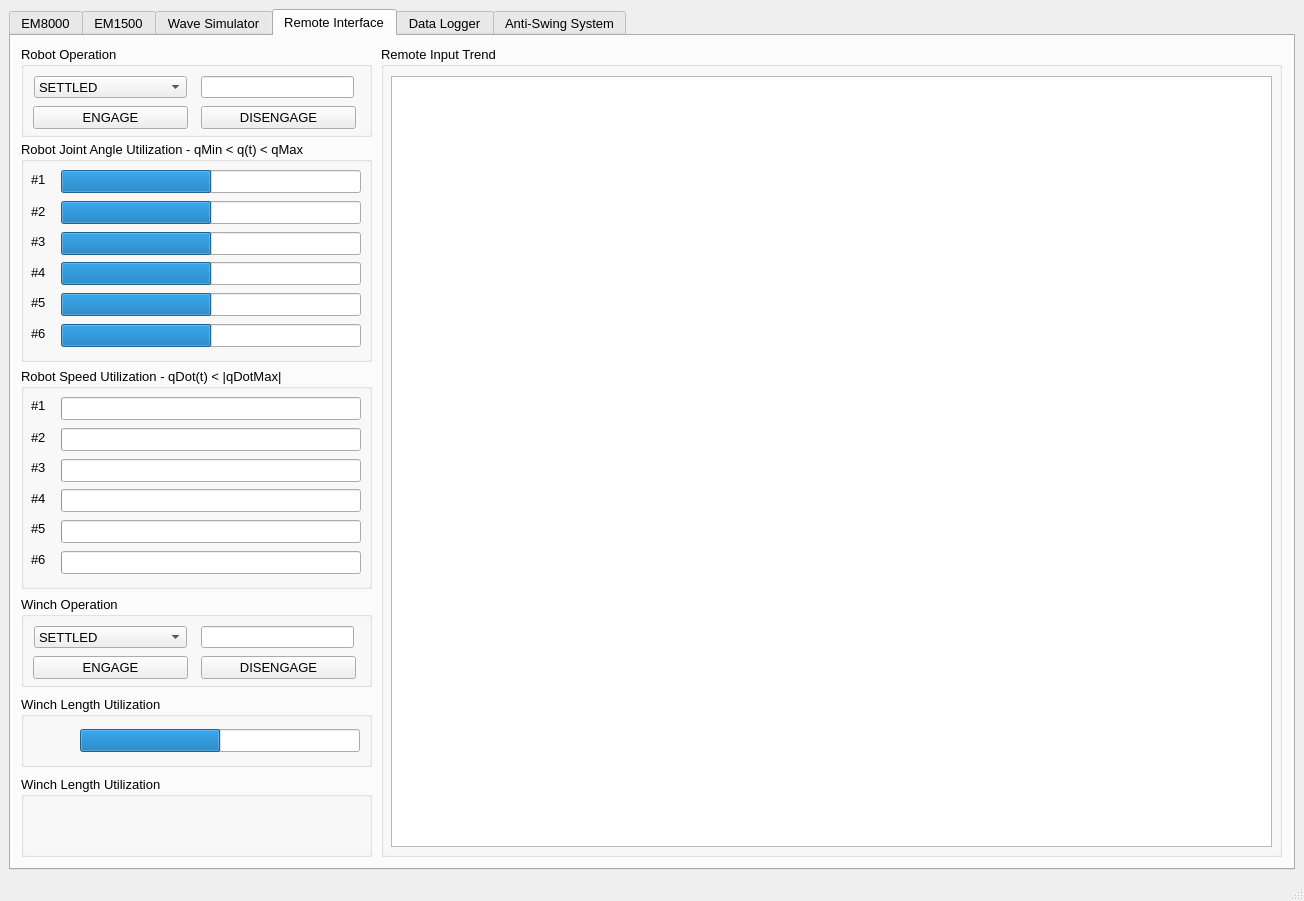
Old version of the form hmi/src/MainWindow.ui in the repository sondretordal/motion-lab.
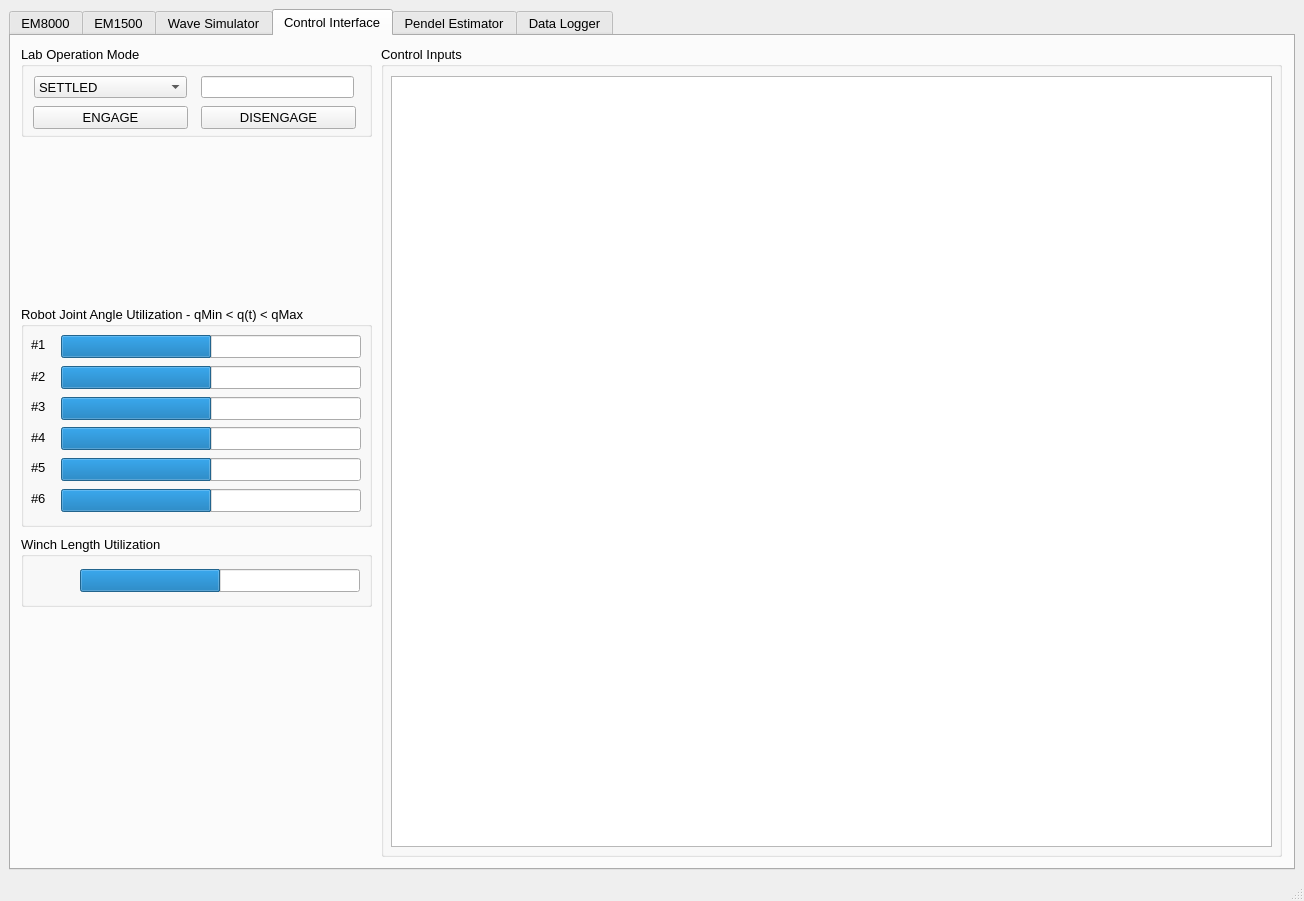
New version of the form. Custom widgets are drawn as their Qt base class.

Commit message: Before upgrading winch interface

```diff
--- a/hmi/src/MainWindow.ui
+++ b/hmi/src/MainWindow.ui
@@ -2575,7 +2575,7 @@
       </widget>
       <widget class="QWidget" name="tab_interface">
        <attribute name="title">
-        <string>Remote Interface</string>
+        <string>Control Interface</string>
        </attribute>
        <widget class="QGroupBox" name="groupBox_38">
         <property name="geometry">
@@ -2587,7 +2587,7 @@
          </rect>
         </property>
         <property name="title">
-         <string>Remote Input Trend</string>
+         <string>Control Inputs</string>
         </property>
         <widget class="GraphicsLayoutWidget" name="comau_plot">
          <property name="geometry">
@@ -2610,7 +2610,7 @@
          </rect>
         </property>
         <property name="title">
-         <string>Robot Operation</string>
+         <string>Lab Operation Mode</string>
         </property>
         <widget class="QComboBox" name="comau_eModeCmd">
          <property name="geometry">
@@ -2631,6 +2631,11 @@
            <string>REMOTE</string>
           </property>
          </item>
+         <item>
+          <property name="text">
+           <string>MOTION_COMP</string>
+          </property>
+         </item>
         </widget>
         <widget class="QPushButton" name="comau_engage">
          <property name="geometry">
@@ -2672,98 +2677,11 @@
          </property>
         </widget>
        </widget>
-       <widget class="QGroupBox" name="groupBox_16">
-        <property name="geometry">
-         <rect>
-          <x>10</x>
-          <y>560</y>
-          <width>351</width>
-          <height>91</height>
-         </rect>
-        </property>
-        <property name="title">
-         <string>Winch Operation</string>
-        </property>
-        <widget class="QComboBox" name="winch_eModeCmd">
-         <property name="geometry">
-          <rect>
-           <x>13</x>
-           <y>30</y>
-           <width>153</width>
-           <height>22</height>
-          </rect>
-         </property>
-         <item>
-          <property name="text">
-           <string>SETTLED</string>
-          </property>
-         </item>
-         <item>
-          <property name="text">
-           <string>NEUTRAL</string>
-          </property>
-         </item>
-         <item>
-          <property name="text">
-           <string>SIMULATION</string>
-          </property>
-         </item>
-         <item>
-          <property name="text">
-           <string>GENERATOR</string>
-          </property>
-         </item>
-         <item>
-          <property name="text">
-           <string>FILE</string>
-          </property>
-         </item>
-        </widget>
-        <widget class="QPushButton" name="winch_engage">
-         <property name="geometry">
-          <rect>
-           <x>12</x>
-           <y>60</y>
-           <width>155</width>
-           <height>23</height>
-          </rect>
-         </property>
-         <property name="text">
-          <string>ENGAGE</string>
-         </property>
-        </widget>
-        <widget class="QPushButton" name="winch_disengage">
-         <property name="geometry">
-          <rect>
-           <x>180</x>
-           <y>60</y>
-           <width>155</width>
-           <height>23</height>
-          </rect>
-         </property>
-         <property name="text">
-          <string>DISENGAGE</string>
-         </property>
-        </widget>
-        <widget class="QLineEdit" name="winch_eMode">
-         <property name="geometry">
-          <rect>
-           <x>180</x>
-           <y>30</y>
-           <width>153</width>
-           <height>22</height>
-          </rect>
-         </property>
-         <property name="readOnly">
-          <bool>true</bool>
-         </property>
-        </widget>
-       </widget>
        <widget class="QGroupBox" name="groupBox_20">
         <property name="geometry">
          <rect>
           <x>10</x>
-          <y>105</y>
+          <y>270</y>
           <width>351</width>
           <height>221</height>
          </rect>
@@ -2797,10 +2715,10 @@
           <enum>Qt::LeftToRight</enum>
          </property>
          <property name="minimum">
-          <number>-100</number>
+          <number>0</number>
          </property>
          <property name="value">
-          <number>0</number>
+          <number>50</number>
          </property>
          <property name="textVisible">
           <bool>false</bool>
@@ -2819,10 +2737,10 @@
           <enum>Qt::LeftToRight</enum>
          </property>
          <property name="minimum">
-          <number>-100</number>
+          <number>0</number>
          </property>
          <property name="value">
-          <number>0</number>
+          <number>50</number>
          </property>
          <property name="textVisible">
           <bool>false</bool>
@@ -2841,10 +2759,10 @@
           <enum>Qt::LeftToRight</enum>
          </property>
          <property name="minimum">
-          <number>-100</number>
+          <number>0</number>
          </property>
          <property name="value">
-          <number>0</number>
+          <number>50</number>
          </property>
          <property name="textVisible">
           <bool>false</bool>
@@ -2863,10 +2781,10 @@
           <enum>Qt::LeftToRight</enum>
          </property>
          <property name="minimum">
-          <number>-100</number>
+          <number>0</number>
          </property>
          <property name="value">
-          <number>0</number>
+          <number>50</number>
          </property>
          <property name="textVisible">
           <bool>false</bool>
@@ -2885,10 +2803,10 @@
           <enum>Qt::LeftToRight</enum>
          </property>
          <property name="minimum">
-          <number>-100</number>
+          <number>0</number>
          </property>
          <property name="value">
-          <number>0</number>
+          <number>50</number>
          </property>
          <property name="textVisible">
           <bool>false</bool>
@@ -2907,10 +2825,10 @@
           <enum>Qt::LeftToRight</enum>
          </property>
          <property name="minimum">
-          <number>-100</number>
+          <number>0</number>
          </property>
          <property name="value">
-          <number>0</number>
+          <number>50</number>
          </property>
          <property name="textVisible">
           <bool>false</bool>
@@ -2995,216 +2913,11 @@
          </property>
         </widget>
        </widget>
-       <widget class="QGroupBox" name="groupBox_22">
-        <property name="geometry">
-         <rect>
-          <x>10</x>
-          <y>332</y>
-          <width>351</width>
-          <height>221</height>
-         </rect>
-        </property>
-        <property name="title">
-         <string>Robot Speed Utilization - qDot(t) &lt; |qDotMax|</string>
-        </property>
-        <widget class="QProgressBar" name="comau_q_t_2">
-         <property name="geometry">
-          <rect>
-           <x>40</x>
-           <y>91</y>
-           <width>300</width>
-           <height>23</height>
-          </rect>
-         </property>
-         <property name="layoutDirection">
-          <enum>Qt::LeftToRight</enum>
-         </property>
-         <property name="value">
-          <number>0</number>
-         </property>
-         <property name="textVisible">
-          <bool>false</bool>
-         </property>
-        </widget>
-        <widget class="QProgressBar" name="comau_q_t_4">
-         <property name="geometry">
-          <rect>
-           <x>40</x>
-           <y>152</y>
-           <width>300</width>
-           <height>23</height>
-          </rect>
-         </property>
-         <property name="layoutDirection">
-          <enum>Qt::LeftToRight</enum>
-         </property>
-         <property name="value">
-          <number>0</number>
-         </property>
-         <property name="textVisible">
-          <bool>false</bool>
-         </property>
-        </widget>
-        <widget class="QProgressBar" name="comau_q_t_5">
-         <property name="geometry">
-          <rect>
-           <x>40</x>
-           <y>183</y>
-           <width>300</width>
-           <height>23</height>
-          </rect>
-         </property>
-         <property name="layoutDirection">
-          <enum>Qt::LeftToRight</enum>
-         </property>
-         <property name="value">
-          <number>0</number>
-         </property>
-         <property name="textVisible">
-          <bool>false</bool>
-         </property>
-        </widget>
-        <widget class="QProgressBar" name="comau_q_t_3">
-         <property name="geometry">
-          <rect>
-           <x>40</x>
-           <y>121</y>
-           <width>300</width>
-           <height>23</height>
-          </rect>
-         </property>
-         <property name="layoutDirection">
-          <enum>Qt::LeftToRight</enum>
-         </property>
-         <property name="value">
-          <number>0</number>
-         </property>
-         <property name="textVisible">
-          <bool>false</bool>
-         </property>
-        </widget>
-        <widget class="QProgressBar" name="comau_q_t_1">
-         <property name="geometry">
-          <rect>
-           <x>40</x>
-           <y>60</y>
-           <width>300</width>
-           <height>23</height>
-          </rect>
-         </property>
-         <property name="layoutDirection">
-          <enum>Qt::LeftToRight</enum>
-         </property>
-         <property name="value">
-          <number>0</number>
-         </property>
-         <property name="textVisible">
-          <bool>false</bool>
-         </property>
-        </widget>
-        <widget class="QProgressBar" name="comau_q_t_0">
-         <property name="geometry">
-          <rect>
-           <x>40</x>
-           <y>29</y>
-           <width>300</width>
-           <height>23</height>
-          </rect>
-         </property>
-         <property name="layoutDirection">
-          <enum>Qt::LeftToRight</enum>
-         </property>
-         <property name="value">
-          <number>0</number>
-         </property>
-         <property name="textVisible">
-          <bool>false</bool>
-         </property>
-        </widget>
-        <widget class="QLabel" name="label_25">
-         <property name="geometry">
-          <rect>
-           <x>10</x>
-           <y>124</y>
-           <width>47</width>
-           <height>13</height>
-          </rect>
-         </property>
-         <property name="text">
-          <string>#4</string>
-         </property>
-        </widget>
-        <widget class="QLabel" name="label_26">
-         <property name="geometry">
-          <rect>
-           <x>10</x>
-           <y>154</y>
-           <width>47</width>
-           <height>13</height>
-          </rect>
-         </property>
-         <property name="text">
-          <string>#5</string>
-         </property>
-        </widget>
-        <widget class="QLabel" name="label_27">
-         <property name="geometry">
-          <rect>
-           <x>10</x>
-           <y>63</y>
-           <width>47</width>
-           <height>13</height>
-          </rect>
-         </property>
-         <property name="text">
-          <string>#2</string>
-         </property>
-        </widget>
-        <widget class="QLabel" name="label_28">
-         <property name="geometry">
-          <rect>
-           <x>10</x>
-           <y>185</y>
-           <width>47</width>
-           <height>13</height>
-          </rect>
-         </property>
-         <property name="text">
-          <string>#6</string>
-         </property>
-        </widget>
-        <widget class="QLabel" name="label_29">
-         <property name="geometry">
-          <rect>
-           <x>10</x>
-           <y>31</y>
-           <width>47</width>
-           <height>13</height>
-          </rect>
-         </property>
-         <property name="text">
-          <string>#1</string>
-         </property>
-        </widget>
-        <widget class="QLabel" name="label_30">
-         <property name="geometry">
-          <rect>
-           <x>10</x>
-           <y>93</y>
-           <width>47</width>
-           <height>13</height>
-          </rect>
-         </property>
-         <property name="text">
-          <string>#3</string>
-         </property>
-        </widget>
-       </widget>
        <widget class="QGroupBox" name="groupBox_42">
         <property name="geometry">
          <rect>
           <x>10</x>
-          <y>660</y>
+          <y>500</y>
           <width>351</width>
           <height>71</height>
          </rect>
@@ -3225,61 +2938,20 @@
           <enum>Qt::LeftToRight</enum>
          </property>
          <property name="minimum">
-          <number>-100</number>
-         </property>
-         <property name="value">
           <number>0</number>
          </property>
+         <property name="value">
+          <number>50</number>
+         </property>
          <property name="textVisible">
           <bool>false</bool>
-         </property>
-        </widget>
-       </widget>
-       <widget class="QGroupBox" name="groupBox_43">
-        <property name="geometry">
-         <rect>
-          <x>10</x>
-          <y>740</y>
-          <width>351</width>
-          <height>81</height>
-         </rect>
-        </property>
-        <property name="title">
-         <string>Winch Length Utilization</string>
-        </property>
-       </widget>
-      </widget>
-      <widget class="QWidget" name="tab_9">
-       <attribute name="title">
-        <string>Data Logger</string>
-       </attribute>
-       <widget class="QGroupBox" name="groupBox_41">
-        <property name="geometry">
-         <rect>
-          <x>370</x>
-          <y>10</y>
-          <width>901</width>
-          <height>811</height>
-         </rect>
-        </property>
-        <property name="title">
-         <string>Signal Inspector</string>
-        </property>
-        <widget class="GraphicsLayoutWidget" name="waveSpectrum_plot_2">
-         <property name="geometry">
-          <rect>
-           <x>10</x>
-           <y>30</y>
-           <width>881</width>
-           <height>771</height>
-          </rect>
          </property>
         </widget>
        </widget>
       </widget>
       <widget class="QWidget" name="tab_4">
        <attribute name="title">
-        <string>Anti-Swing System</string>
+        <string>Pendel Estimator</string>
        </attribute>
        <widget class="QLabel" name="label_34">
         <property name="geometry">
@@ -3769,6 +3441,34 @@
         </widget>
        </widget>
       </widget>
+      <widget class="QWidget" name="tab_9">
+       <attribute name="title">
+        <string>Data Logger</string>
+       </attribute>
+       <widget class="QGroupBox" name="groupBox_41">
+        <property name="geometry">
+         <rect>
+          <x>370</x>
+          <y>10</y>
+          <width>901</width>
+          <height>811</height>
+         </rect>
+        </property>
+        <property name="title">
+         <string>Signal Inspector</string>
+        </property>
+        <widget class="GraphicsLayoutWidget" name="waveSpectrum_plot_2">
+         <property name="geometry">
+          <rect>
+           <x>10</x>
+           <y>30</y>
+           <width>881</width>
+           <height>771</height>
+          </rect>
+         </property>
+        </widget>
+       </widget>
+      </widget>
      </widget>
     </item>
    </layout>
```
The commit also changes 17 other files.
